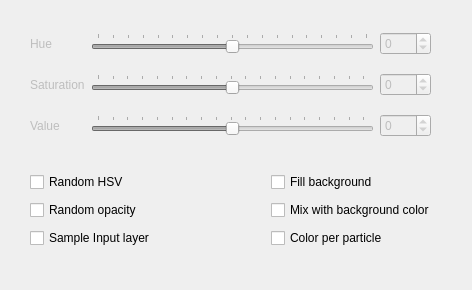
Old version of the form krita/plugins/paintops/libpaintop/wdgcoloroptions.ui in the repository KDE/krita.
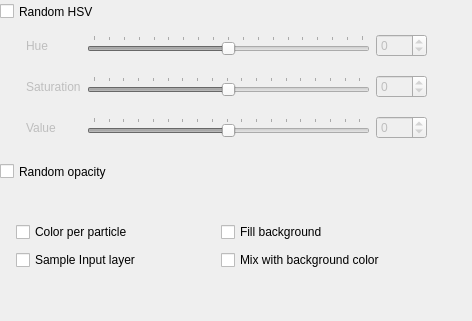
New version of the form.

Commit message: "random HSV" checkbox should be positionned above the widgets it activates, instead of under

```diff
--- a/krita/plugins/paintops/libpaintop/wdgcoloroptions.ui
+++ b/krita/plugins/paintops/libpaintop/wdgcoloroptions.ui
@@ -7,7 +7,7 @@
     <x>0</x>
     <y>0</y>
     <width>472</width>
-    <height>290</height>
+    <height>321</height>
    </rect>
   </property>
   <property name="sizePolicy">
@@ -28,8 +28,8 @@
    </property>
    <property name="geometry">
     <rect>
-     <x>30</x>
-     <y>20</y>
+     <x>26</x>
+     <y>22</y>
      <width>401</width>
      <height>131</height>
     </rect>
@@ -43,7 +43,7 @@
       <height>131</height>
      </rect>
     </property>
-    <layout class="QGridLayout" name="gridLayout">
+    <layout class="QGridLayout" name="hsvGridLayout">
      <item row="0" column="0">
       <widget class="QLabel" name="label">
        <property name="text">
@@ -53,6 +53,9 @@
      </item>
      <item row="0" column="1">
       <widget class="QSlider" name="hueSlider">
+       <property name="mouseTracking">
+        <bool>false</bool>
+       </property>
        <property name="minimum">
         <number>-180</number>
        </property>
@@ -60,7 +63,7 @@
         <number>180</number>
        </property>
        <property name="tracking">
-        <bool>false</bool>
+        <bool>true</bool>
        </property>
        <property name="orientation">
         <enum>Qt::Horizontal</enum>
@@ -92,6 +95,9 @@
      </item>
      <item row="1" column="1">
       <widget class="QSlider" name="saturationSlider">
+       <property name="mouseTracking">
+        <bool>false</bool>
+       </property>
        <property name="minimum">
         <number>-100</number>
        </property>
@@ -99,7 +105,7 @@
         <number>100</number>
        </property>
        <property name="tracking">
-        <bool>false</bool>
+        <bool>true</bool>
        </property>
        <property name="orientation">
         <enum>Qt::Horizontal</enum>
@@ -131,6 +137,9 @@
      </item>
      <item row="2" column="1">
       <widget class="QSlider" name="valueSlider">
+       <property name="mouseTracking">
+        <bool>false</bool>
+       </property>
        <property name="minimum">
         <number>-100</number>
        </property>
@@ -138,7 +147,7 @@
         <number>100</number>
        </property>
        <property name="tracking">
-        <bool>false</bool>
+        <bool>true</bool>
        </property>
        <property name="orientation">
         <enum>Qt::Horizontal</enum>
@@ -164,42 +173,56 @@
     </layout>
    </widget>
   </widget>
-  <widget class="QWidget" name="layoutWidget">
-   <property name="geometry">
-    <rect>
-     <x>30</x>
-     <y>170</y>
-     <width>417</width>
-     <height>81</height>
-    </rect>
-   </property>
-   <layout class="QHBoxLayout" name="horizontalLayout">
-    <item>
-     <layout class="QVBoxLayout" name="verticalLayout">
-      <item>
        <widget class="QCheckBox" name="randomHSVCHBox">
+   <property name="geometry">
+    <rect>
+     <x>0</x>
+     <y>0</y>
+     <width>401</width>
+     <height>23</height>
+    </rect>
+   </property>
         <property name="text">
          <string>Random HSV</string>
         </property>
        </widget>
-      </item>
-      <item>
        <widget class="QCheckBox" name="randomOpacityCHBox">
+   <property name="geometry">
+    <rect>
+     <x>0</x>
+     <y>160</y>
+     <width>401</width>
+     <height>23</height>
+    </rect>
+   </property>
         <property name="text">
          <string>Random opacity</string>
         </property>
        </widget>
-      </item>
-      <item>
-       <widget class="QCheckBox" name="sampleInputCHBox">
+  <widget class="QWidget" name="layoutWidget">
+   <property name="geometry">
+    <rect>
+     <x>0</x>
+     <y>220</y>
+     <width>401</width>
+     <height>52</height>
+    </rect>
+   </property>
+   <layout class="QGridLayout" name="chboxGridLayout">
+    <item row="0" column="0">
+     <widget class="QCheckBox" name="colorPerParticleCHBox">
+      <property name="sizePolicy">
+       <sizepolicy hsizetype="Fixed" vsizetype="Fixed">
+        <horstretch>0</horstretch>
+        <verstretch>0</verstretch>
+       </sizepolicy>
+      </property>
         <property name="text">
-         <string>Sample Input layer</string>
+       <string>Color per particle</string>
         </property>
        </widget>
       </item>
-     </layout>
-    </item>
-    <item>
+    <item row="0" column="1">
      <spacer name="horizontalSpacer">
       <property name="orientation">
        <enum>Qt::Horizontal</enum>
@@ -215,10 +238,14 @@
       </property>
      </spacer>
     </item>
-    <item>
-     <layout class="QVBoxLayout" name="verticalLayout_2">
-      <item>
+    <item row="0" column="2">
        <widget class="QCheckBox" name="fillBackgroundCHBox">
+      <property name="sizePolicy">
+       <sizepolicy hsizetype="Fixed" vsizetype="Fixed">
+        <horstretch>0</horstretch>
+        <verstretch>0</verstretch>
+       </sizepolicy>
+      </property>
         <property name="toolTip">
          <string>If checked, grid brush fill every particle's background with background color. The background of particle is rectangle of grid width and height and by default it is transparent.</string>
         </property>
@@ -227,21 +254,47 @@
         </property>
        </widget>
       </item>
-      <item>
+    <item row="1" column="0">
+     <widget class="QCheckBox" name="sampleInputCHBox">
+      <property name="sizePolicy">
+       <sizepolicy hsizetype="Fixed" vsizetype="Fixed">
+        <horstretch>0</horstretch>
+        <verstretch>0</verstretch>
+       </sizepolicy>
+      </property>
+      <property name="text">
+       <string>Sample Input layer</string>
+      </property>
+     </widget>
+    </item>
+    <item row="1" column="2">
        <widget class="QCheckBox" name="mixBgColorCHBox">
+      <property name="sizePolicy">
+       <sizepolicy hsizetype="Fixed" vsizetype="Fixed">
+        <horstretch>0</horstretch>
+        <verstretch>0</verstretch>
+       </sizepolicy>
+      </property>
         <property name="text">
          <string>Mix with background color</string>
         </property>
        </widget>
       </item>
-      <item>
-       <widget class="QCheckBox" name="colorPerParticleCHBox">
-        <property name="text">
-         <string>Color per particle</string>
-        </property>
-       </widget>
-      </item>
-     </layout>
+    <item row="1" column="1">
+     <spacer name="horizontalSpacer_2">
+      <property name="orientation">
+       <enum>Qt::Horizontal</enum>
+      </property>
+      <property name="sizeType">
+       <enum>QSizePolicy::Fixed</enum>
+      </property>
+      <property name="sizeHint" stdset="0">
+       <size>
+        <width>58</width>
+        <height>20</height>
+       </size>
+      </property>
+     </spacer>
     </item>
    </layout>
   </widget>
```
Left out of the diff: 7 changed lines with no effect on the pictures. Lines whose indentation alone changed are shown as unchanged. The commit also changes 1 other file.
